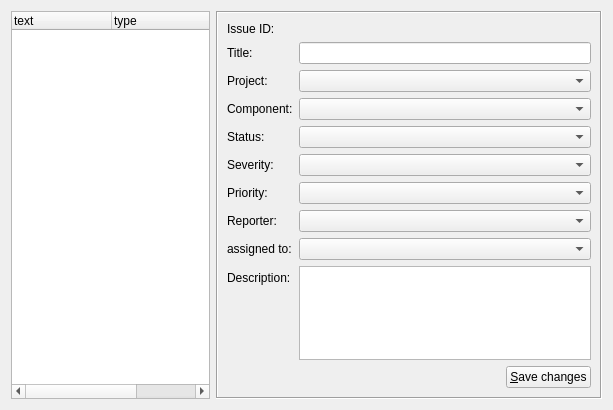
Before: the Qt Designer form client/forms/init.ui in Wolframe/wolfzilla, drawn with Qt 5.
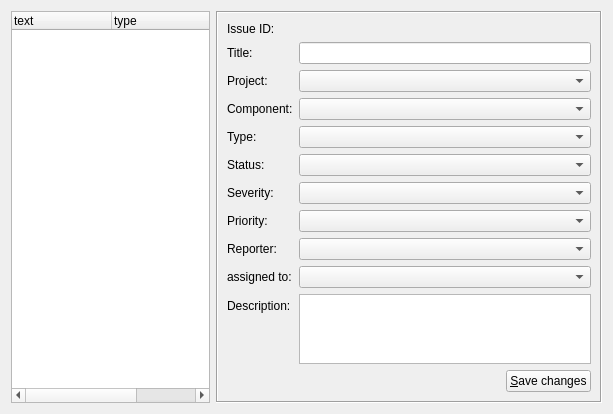
After: the same form once the commit is applied. The open tabs and pages were chosen to show the change. Icons and pictures are not drawn.

Diff of the .ui file:
```diff
--- a/client/forms/init.ui
+++ b/client/forms/init.ui
@@ -1078,7 +1078,7 @@
        <item row="3" column="1">
         <widget class="QComboBox" name="issueComponent"/>
        </item>
-       <item row="4" column="0">
+       <item row="5" column="0">
         <widget class="QLabel" name="label_28">
          <property name="text">
           <string>Status:</string>
@@ -1088,10 +1088,17 @@
          </property>
         </widget>
        </item>
-       <item row="4" column="1">
-        <widget class="QComboBox" name="issueStatus"/>
+       <item row="5" column="1">
+        <widget class="QComboBox" name="issueStatus">
+         <property name="action" stdset="0">
+          <string>listIssueStati stati {}</string>
+         </property>
+         <property name="answer" stdset="0">
+          <string>IssueStatusList stati { status[] { id={item.id}; name {{item.text}}; icon {{item.icon}} }</string>
+         </property>
+        </widget>
        </item>
-       <item row="5" column="0">
+       <item row="6" column="0">
         <widget class="QLabel" name="label_26">
          <property name="text">
           <string>Severity:</string>
@@ -1101,7 +1108,7 @@
          </property>
         </widget>
        </item>
-       <item row="5" column="1">
+       <item row="6" column="1">
         <widget class="QComboBox" name="issueSeverity">
          <property name="action" stdset="0">
           <string>listIssueSeverities severities { }</string>
@@ -1111,7 +1118,7 @@
          </property>
         </widget>
        </item>
-       <item row="6" column="0">
+       <item row="7" column="0">
         <widget class="QLabel" name="label_27">
          <property name="text">
           <string>Priority:</string>
@@ -1121,7 +1128,7 @@
          </property>
         </widget>
        </item>
-       <item row="6" column="1">
+       <item row="7" column="1">
         <widget class="QComboBox" name="issuePriority">
          <property name="action" stdset="0">
           <string>listIssuePriorities priorities { }</string>
@@ -1131,7 +1138,7 @@
          </property>
         </widget>
        </item>
-       <item row="7" column="0">
+       <item row="8" column="0">
         <widget class="QLabel" name="label_29">
          <property name="text">
           <string>Reporter:</string>
@@ -1141,7 +1148,7 @@
          </property>
         </widget>
        </item>
-       <item row="7" column="1">
+       <item row="8" column="1">
         <widget class="QComboBox" name="issueReporter">
          <property name="action" stdset="0">
           <string>listUsers users { }</string>
@@ -1157,7 +1164,7 @@
          </property>
         </widget>
        </item>
-       <item row="8" column="0">
+       <item row="9" column="0">
         <widget class="QLabel" name="label_30">
          <property name="text">
           <string>assigned to:</string>
@@ -1167,26 +1174,26 @@
          </property>
         </widget>
        </item>
-       <item row="8" column="1">
-        <widget class="QComboBox" name="issueAssignee">
-         <property name="action" stdset="0">
-          <string>listUsers users { }</string>
-         </property>
-         <property name="answer" stdset="0">
-          <string>UserList users { user[] { id={item.id}; login {{item.text}}; firstName{{?}}; lastName{{?}}; email{{?}} }</string>
-         </property>
-         <property name="dataslot" stdset="0">
-          <string>refreshUsers</string>
-         </property>
-         <property name="action:refreshUsers" stdset="0">
-          <string>listUsers users { }</string>
-         </property>
-        </widget>
-       </item>
        <item row="9" column="1">
+        <widget class="QComboBox" name="issueAssignee">
+         <property name="action" stdset="0">
+          <string>listUsers users { }</string>
+         </property>
+         <property name="answer" stdset="0">
+          <string>UserList users { user[] { id={item.id}; login {{item.text}}; firstName{{?}}; lastName{{?}}; email{{?}} }</string>
+         </property>
+         <property name="dataslot" stdset="0">
+          <string>refreshUsers</string>
+         </property>
+         <property name="action:refreshUsers" stdset="0">
+          <string>listUsers users { }</string>
+         </property>
+        </widget>
+       </item>
+       <item row="10" column="1">
         <widget class="QTextEdit" name="issueDescription"/>
        </item>
-       <item row="9" column="0">
+       <item row="10" column="0">
         <widget class="QLabel" name="label_31">
          <property name="text">
           <string>Description:</string>
@@ -1196,7 +1203,7 @@
          </property>
         </widget>
        </item>
-       <item row="10" column="0" colspan="2">
+       <item row="11" column="0" colspan="2">
         <layout class="QHBoxLayout" name="horizontalLayout_9">
          <item>
           <spacer name="horizontalSpacer_7">
@@ -1232,6 +1239,23 @@
          </item>
         </layout>
        </item>
+       <item row="4" column="1">
+        <widget class="QComboBox" name="issueType">
+         <property name="action" stdset="0">
+          <string>listIssueTypes types {}</string>
+         </property>
+         <property name="answer" stdset="0">
+          <string>IssueTypeList types { type[] { id={item.id}; name {{item.text}}; icon {{item.icon}} }</string>
+         </property>
+        </widget>
+       </item>
+       <item row="4" column="0">
+        <widget class="QLabel" name="label_32">
+         <property name="text">
+          <string>Type:</string>
+         </property>
+        </widget>
+       </item>
       </layout>
      </widget>
     </widget>
```
Left out of the diff: 13 changed lines with no effect on the pictures.
